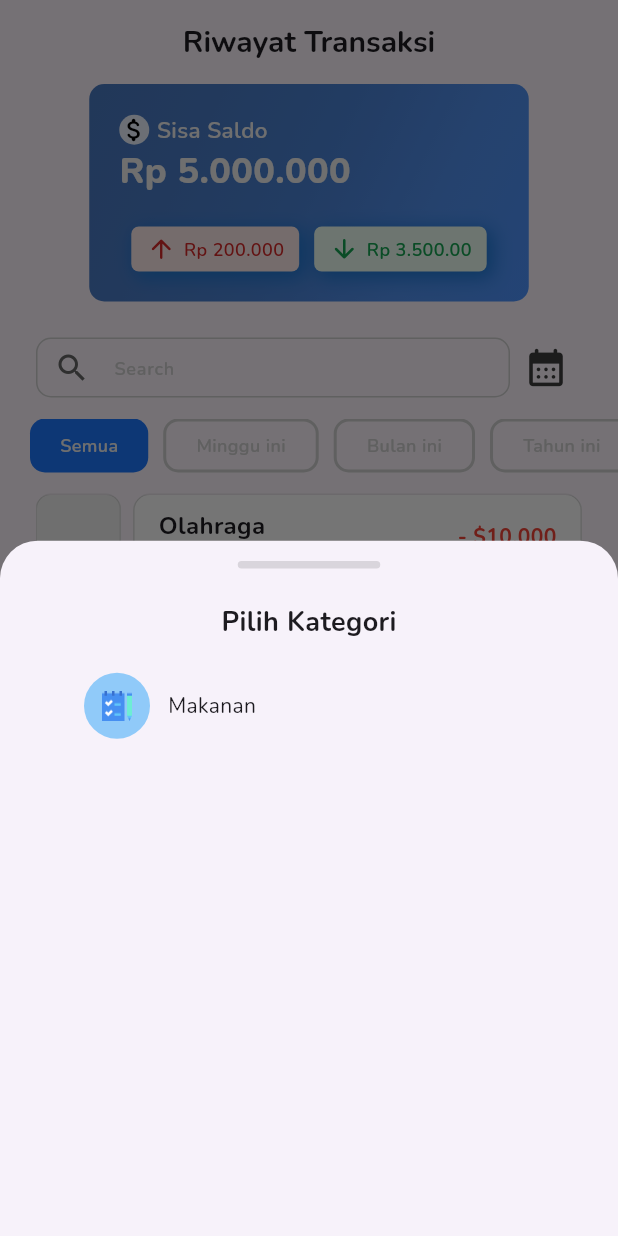
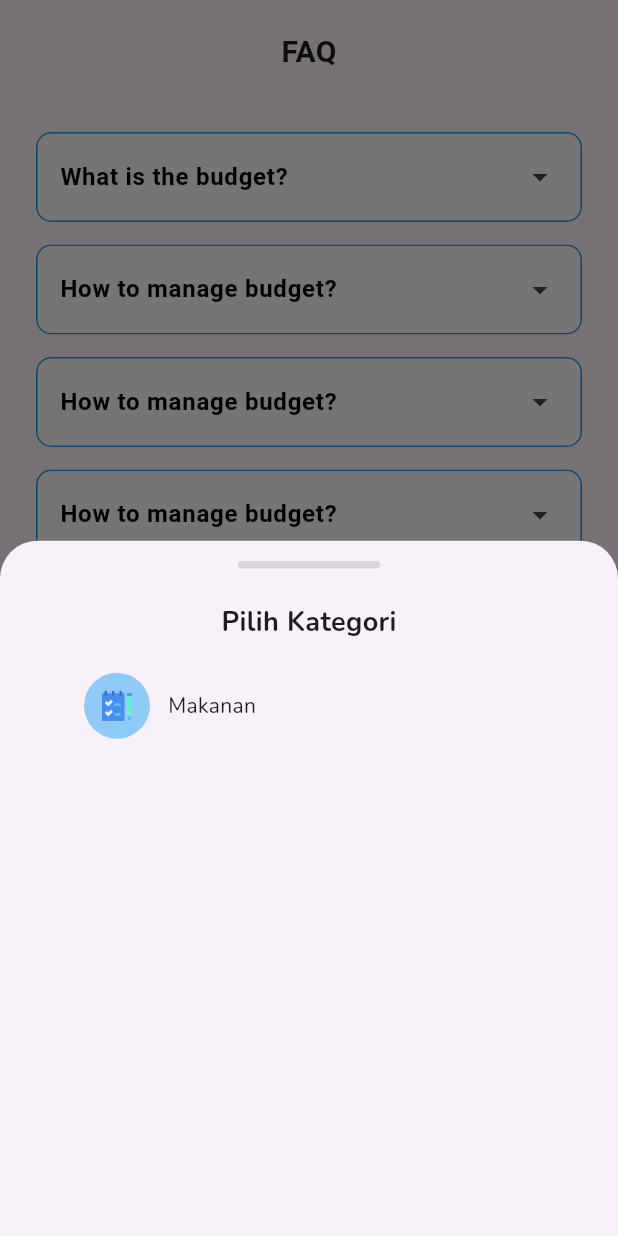
Before and after one commit to Reza1290/budgetin-app, a Flutter app: the screen it shows after launch, item 2 of the bottom bar chosen, after a tap on the "add" icon, on a phone screen of 412 x 824 dp. Run offline on Flutter 3.47's test engine with Material 3 defaults, Android fonts, the phone set to English and light mode, and no system bars; drawn by our look-alikes of flutter_slidable; our stand-ins replace drift; accounts and stored records are empty; generated files the repository leaves out were written again.

Commit message:
only page faq

```diff
--- a/lib/main.dart
+++ b/lib/main.dart
@@ -1,13 +1,10 @@
-import 'package:budgetin/screens/homepage.dart';
 import 'package:budgetin/screens/mainscreen.dart';
 import 'package:flutter/material.dart';
 import 'package:flutter/widgets.dart';
 
-
 void main() {
   runApp(MyApp());
 }
-
 
 class MyApp extends StatelessWidget {
   const MyApp({Key? key}) : super(key: key);
@@ -15,10 +12,8 @@ class MyApp extends StatelessWidget {
   @override
   Widget build(BuildContext context) {
     return MaterialApp(
-
         home: BudgetinHomePage(),
         theme: ThemeData(primarySwatch: Colors.blue, fontFamily: 'Nunito'));
-
   }
 }
 
--- /dev/null
+++ b/lib/screens/faq_page.dart
@@ -0,0 +1,73 @@
+import 'package:budgetin/widgets/faq_content.dart';
+import 'package:flutter/material.dart';
+
+class FaqPage extends StatelessWidget {
+  const FaqPage({super.key});
+
+  @override
+  Widget build(BuildContext context) {
+    return MaterialApp(
+      home: Scaffold(
+        body: SafeArea(
+          child: ListView(
+            children: const [
+              Column(
+                children: [
+                  Center(
+                    child: Padding(
+                      padding: EdgeInsets.only(top: 20),
+                      child: Text(
+                        'FAQ',
+                        style: TextStyle(
+                          fontSize: 20,
+                          fontWeight: FontWeight.bold,
+                        ),
+                      ),
+                    ),
+                  ),
+                  Padding(
+                    padding: EdgeInsets.fromLTRB(24.0, 39.0, 24.0, 0),
+                    child: Column(
+                      children: [
+                        FaqContent(
+                          question: 'What is the budget?',
+                          answer:
+                              'The budget refers to the amount of money allocated for a specific purpose.',
+                        ),
+                        SizedBox(height: 15),
+                        FaqContent(
+                          question: 'How to manage budget?',
+                          answer:
+                              'Budget management involves planning, tracking, and controlling expenses to meet financial goals.',
+                        ),
+                        SizedBox(height: 15),
+                        FaqContent(
+                          question: 'How to manage budget?',
+                          answer:
+                              'Budget management involves planning, tracking, and controlling expenses to meet financial goals.',
+                        ),
+                        SizedBox(height: 15),
+                        FaqContent(
+                          question: 'How to manage budget?',
+                          answer:
+                              'Budget management involves planning, tracking, and controlling expenses to meet financial goals.',
+                        ),
+                        SizedBox(height: 15),
+                        FaqContent(
+                          question: 'How to manage budget?',
+                          answer:
+                              'Budget management involves planning, tracking, and controlling expenses to meet financial goals.',
+                        ),
+                        SizedBox(height: 15),
+                      ],
+                    ),
+                  ),
+                ],
+              )
+            ],
+          ),
+        ),
+      ),
+    );
+  }
+}
--- a/lib/screens/mainscreen.dart
+++ b/lib/screens/mainscreen.dart
@@ -1,7 +1,7 @@
 import 'package:budgetin/models/nav.dart';
 import 'package:budgetin/screens/add_transaksi.dart';
+import 'package:budgetin/screens/faq_page.dart';
 import 'package:budgetin/screens/homepage.dart';
-import 'package:budgetin/screens/riwayat_transaksi_page.dart';
 import 'package:budgetin/widgets/navbar.dart';
 import 'package:flutter/cupertino.dart';
 import 'package:flutter/material.dart';
@@ -29,7 +29,7 @@ class _MainScreenState extends State<MainScreen> {
     super.initState();
     items = [
       Nav(page: const HomePage(), navKey: homeNavKey),
-      Nav(page: const RiwayatTransaksiPage(), navKey: historyNavKey),
+      Nav(page: const FaqPage(), navKey: historyNavKey),
       Nav(page: const TabPage(tab: 3), navKey: reportNavKey),
       Nav(page: const TabPage(tab: 4), navKey: faqNavKey),
     ];
--- a/lib/screens/riwayat_transaksi_page.dart
+++ b/lib/screens/riwayat_transaksi_page.dart
@@ -1,4 +1,3 @@
-import 'package:budgetin/layout.dart';
 import 'package:budgetin/models/dummy.dart';
 import 'package:budgetin/them.dart';
 import 'package:budgetin/widgets/card_sisa_saldo.dart';
--- /dev/null
+++ b/lib/widgets/faq_content.dart
@@ -0,0 +1,63 @@
+import 'package:flutter/material.dart';
+
+class FaqContent extends StatefulWidget {
+  final String question;
+  final String answer;
+
+  const FaqContent({super.key, required this.question, required this.answer});
+
+  @override
+  State<FaqContent> createState() => _FaqContentState();
+}
+
+class _FaqContentState extends State<FaqContent> {
+  bool _expanded = false;
+
+  @override
+  Widget build(BuildContext context) {
+    return ClipRRect(
+      borderRadius: BorderRadius.circular(10),
+      child: Container(
+        decoration: BoxDecoration(
+          border: Border.all(color: Colors.blue),
+          borderRadius:
+              BorderRadius.circular(10), // BorderRadius sama dengan ClipRRect
+          color: Colors.white, // Tambahkan warna putih di dalam container
+        ),
+        child: ExpansionTile(
+          tilePadding: const EdgeInsets.symmetric(horizontal: 15),
+          title: Text(
+            widget.question,
+            style: const TextStyle(
+              fontWeight: FontWeight.bold,
+              color: Colors.black,
+            ),
+          ),
+          children: [
+            Container(
+              padding: const EdgeInsets.all(10),
+              decoration: BoxDecoration(
+                color: Colors.blue[50],
+                borderRadius: BorderRadius.only(
+                  bottomLeft:
+                      Radius.circular(10), // Melengkungkan sudut bawah kiri
+                  bottomRight:
+                      Radius.circular(10), // Melengkungkan sudut bawah kanan
+                ),
+              ),
+              child: Text(widget.answer),
+            ),
+          ],
+          onExpansionChanged: (expanded) {
+            setState(() {
+              _expanded = expanded;
+            });
+          },
+          trailing: _expanded
+              ? const Icon(Icons.arrow_drop_up)
+              : const Icon(Icons.arrow_drop_down),
+        ),
+      ),
+    );
+  }
+}
```
Also changed, not shown: lib/screens/all_category.dart (+0 -11 lines).
